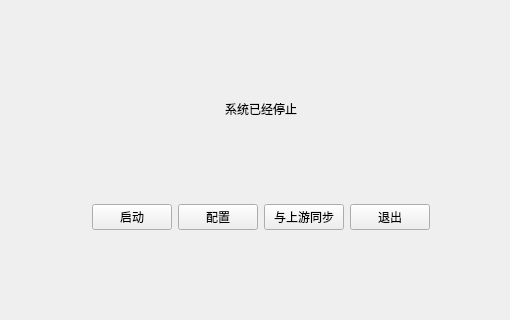
Above: mainwindow.ui from chenhuan0/intel-server before the change; both pictures show x 0 to 510 and y 263 to 583 of the 827 by 583 pixel window. Below: the same form after it.
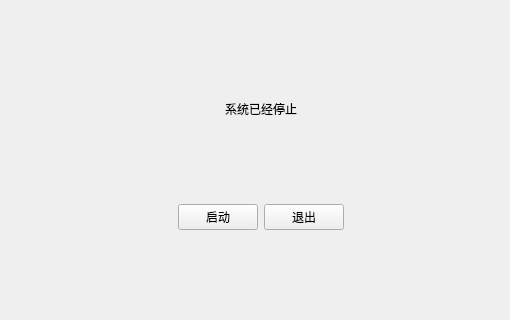
That is the form after the change. Icons and pictures are not drawn.

What changed in the file:
```diff
--- a/mainwindow.ui
+++ b/mainwindow.ui
@@ -264,20 +264,6 @@
            </property>
           </widget>
          </item>
-         <item>
-          <widget class="QPushButton" name="configButton">
-           <property name="text">
-            <string>配置</string>
-           </property>
-          </widget>
-         </item>
-         <item>
-          <widget class="QPushButton" name="hideButton">
-           <property name="text">
-            <string>与上游同步</string>
-           </property>
-          </widget>
-         </item>
          <item>
           <widget class="QPushButton" name="exitButton">
            <property name="text">
```
